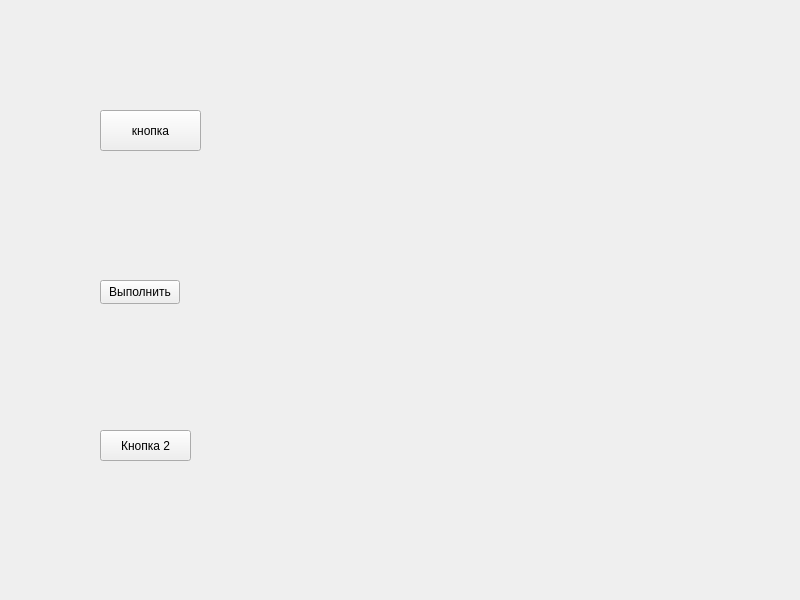
Qt form mainwidget.ui (SergeyGaberov/photoshop) before a commit.
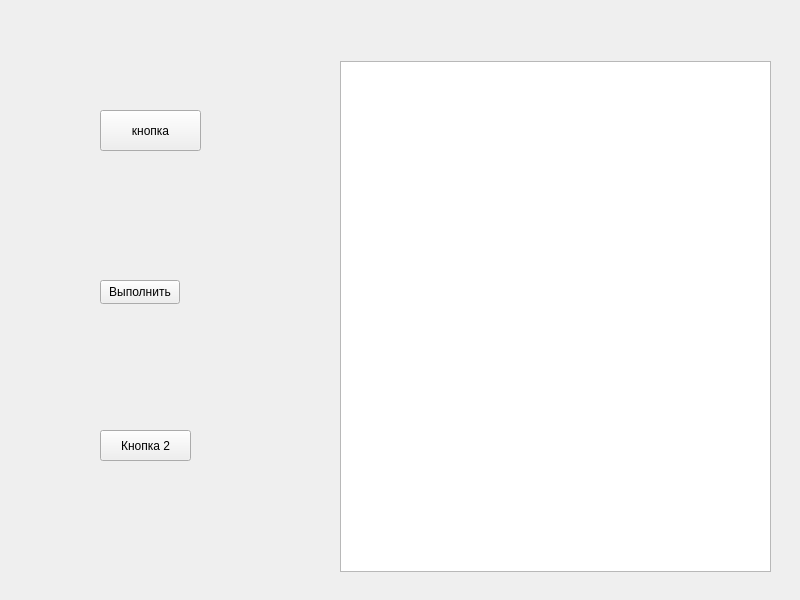
The same form after that commit.

Diff of the .ui file:
```diff
--- a/mainwidget.ui
+++ b/mainwidget.ui
@@ -52,6 +52,16 @@
     <string>Выполнить</string>
    </property>
   </widget>
+  <widget class="QGraphicsView" name="Graphic">
+   <property name="geometry">
+    <rect>
+     <x>340</x>
+     <y>61</y>
+     <width>431</width>
+     <height>511</height>
+    </rect>
+   </property>
+  </widget>
  </widget>
  <resources/>
  <connections/>
```
